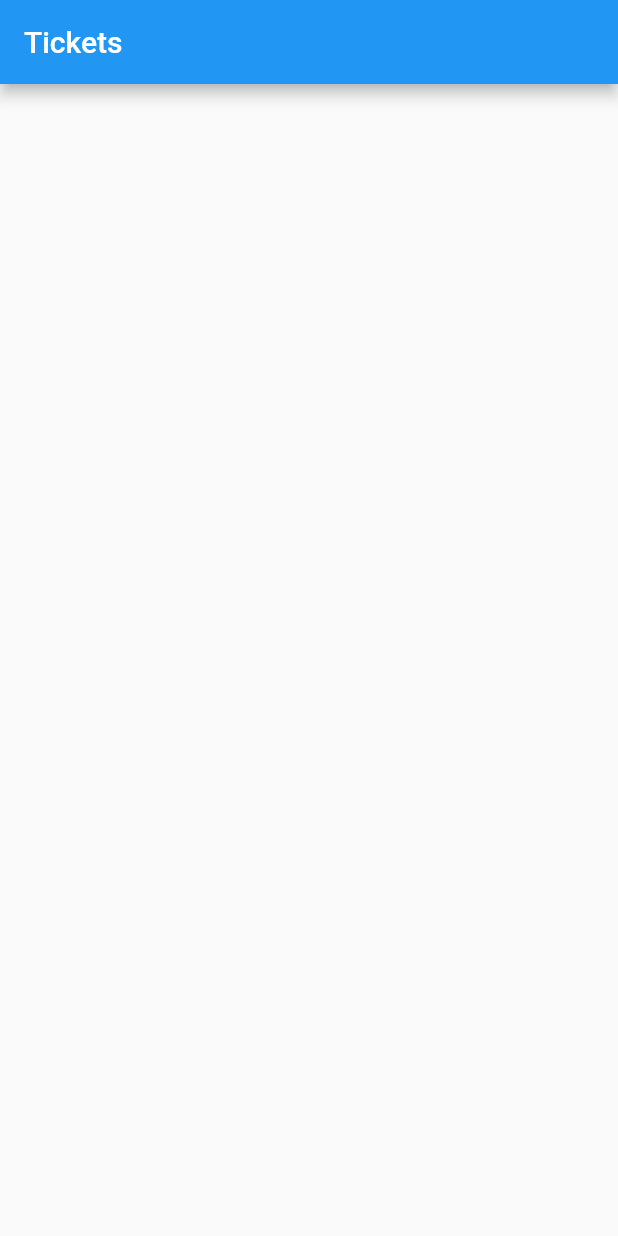
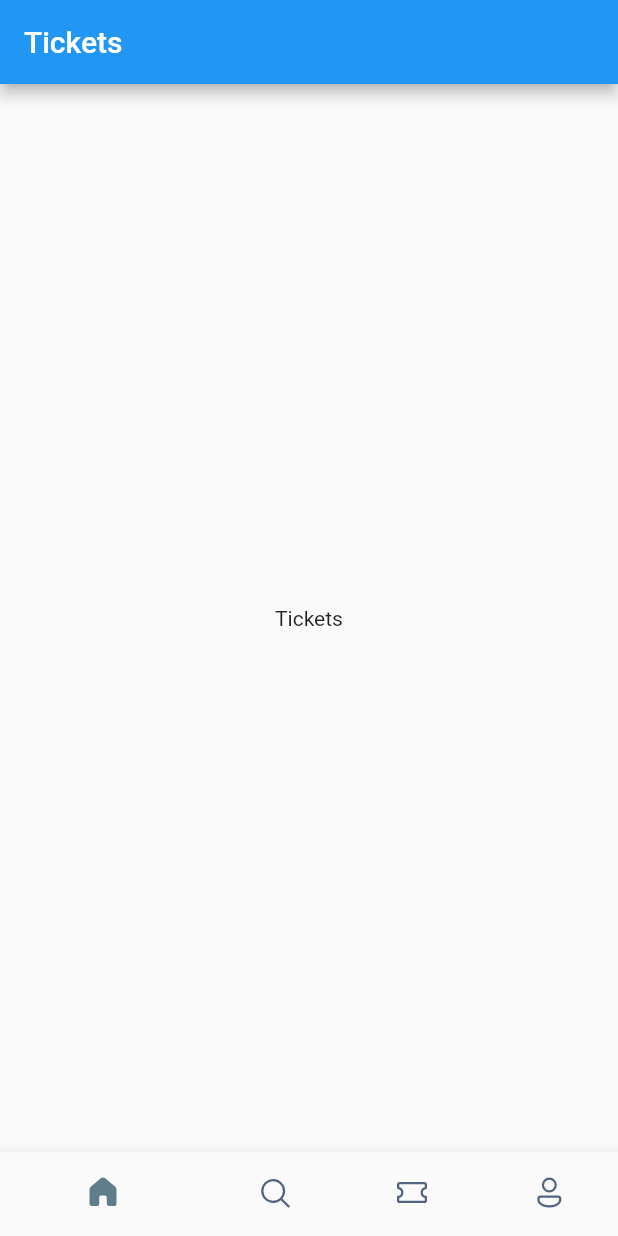
Before and after one commit to Mldamico/bookticket_flutter, a Flutter app: the screen it shows after launch, on a phone screen of 412 x 824 dp. Run offline on Flutter 3.47's test engine with Material 2 defaults, Android fonts, the phone set to English and light mode, and no system bars; our stand-ins replace fluentui_icons.

```diff
--- a/lib/screens/bottom_bar.dart
+++ b/lib/screens/bottom_bar.dart
@@ -1,3 +1,4 @@
+import 'package:fluentui_icons/fluentui_icons.dart';
 import 'package:flutter/material.dart';
 
 class BottomBar extends StatefulWidget {
@@ -14,6 +15,34 @@ class _BottomBarState extends State<BottomBar> {
       appBar: AppBar(
         title: const Text('Tickets'),
       ),
+      body: const Center(
+        child: Text('Tickets'),
+      ),
+      bottomNavigationBar: BottomNavigationBar(
+        elevation: 10,
+        showSelectedLabels: false,
+        showUnselectedLabels: false,
+        selectedItemColor: Colors.blueGrey,
+        unselectedItemColor: const Color(0xFF526480),
+        items: const <BottomNavigationBarItem>[
+          BottomNavigationBarItem(
+              icon: Icon(FluentSystemIcons.ic_fluent_home_regular),
+              activeIcon: Icon(FluentSystemIcons.ic_fluent_home_filled),
+              label: "Home"),
+          BottomNavigationBarItem(
+              icon: Icon(FluentSystemIcons.ic_fluent_search_regular),
+              activeIcon: Icon(FluentSystemIcons.ic_fluent_search_filled),
+              label: "Search"),
+          BottomNavigationBarItem(
+              icon: Icon(FluentSystemIcons.ic_fluent_ticket_regular),
+              activeIcon: Icon(FluentSystemIcons.ic_fluent_ticket_filled),
+              label: "Tickets"),
+          BottomNavigationBarItem(
+              icon: Icon(FluentSystemIcons.ic_fluent_person_regular),
+              activeIcon: Icon(FluentSystemIcons.ic_fluent_person_filled),
+              label: "Profile"),
+        ],
+      ),
     );
   }
 }
--- a/pubspec.yaml
+++ b/pubspec.yaml
@@ -34,6 +34,7 @@ dependencies:
   # The following adds the Cupertino Icons font to your application.
   # Use with the CupertinoIcons class for iOS style icons.
   cupertino_icons: ^1.0.2
+  fluentui_icons:
 
 dev_dependencies:
   flutter_test:
```
Also changed, not shown: pubspec.lock.
